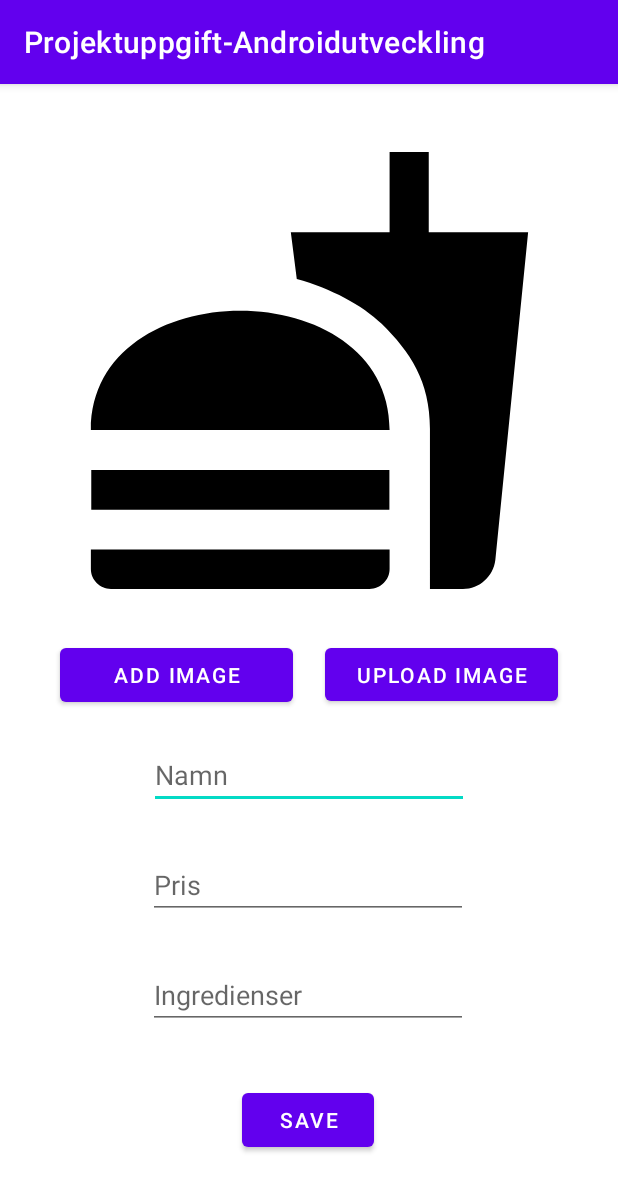
After one commit to markopaunovic1/Projektuppgift-Androidutveckling, an Android app: the AddFood screen opened directly, with no data from a screen before it, on a phone screen of 412 x 824 dp. The commit adds this screen. Shown: the top 1191 px of the screen. Run offline under Robolectric (Android 15) with nearby library versions, the phone set to English and light mode, and no system bars; our stand-ins replace Firebase (no records; nobody signed in at launch, a user with empty details on screens opened directly).

Commit message:
AddFood1

```diff
--- a/app/src/main/AndroidManifest.xml
+++ b/app/src/main/AndroidManifest.xml
@@ -12,6 +12,9 @@
         android:supportsRtl="true"
         android:theme="@style/Theme.ProjektuppgiftAndroidutveckling"
         tools:targetApi="31">
+        <activity
+            android:name=".AddFood"
+            android:exported="false" />
         <activity
             android:name=".CompanyLogInActivity"
             android:exported="false" />
--- /dev/null
+++ b/app/src/main/java/com/example/projektuppgift_androidutveckling/AddFood.kt
@@ -0,0 +1,76 @@
+package com.example.projektuppgift_androidutveckling
+
+import androidx.appcompat.app.AppCompatActivity
+import android.os.Bundle
+import android.widget.Button
+import android.widget.EditText
+import android.widget.ImageView
+import com.google.firebase.auth.FirebaseAuth
+import com.google.firebase.firestore.FirebaseFirestore
+import com.google.firebase.firestore.ktx.firestore
+import com.google.firebase.ktx.Firebase
+
+class AddFood : AppCompatActivity() {
+
+    lateinit var db : FirebaseFirestore
+    lateinit var addFoodImageView : ImageView
+    lateinit var addFoodImageButton : Button
+    lateinit var addFoodUploadImageButton : Button
+    lateinit var addFoodNameEditText : EditText
+    lateinit var addFoodPriceEditText : EditText
+    lateinit var addFoodIngredientsEditText : EditText
+    lateinit var addFoodSaveButton : Button
+
+    override fun onCreate(savedInstanceState: Bundle?) {
+        super.onCreate(savedInstanceState)
+        setContentView(R.layout.activity_add_food)
+
+
+        db = Firebase.firestore
+
+        addFoodImageView = findViewById(R.id.addFoodImageView)
+        addFoodImageButton = findViewById(R.id.addFoodImageButton)
+        addFoodUploadImageButton = findViewById(R.id.addFoodUploadImageButton)
+        addFoodNameEditText = findViewById(R.id.addFoodNameEditText)
+        addFoodPriceEditText = findViewById(R.id.addFoodPriceEditText)
+        addFoodIngredientsEditText = findViewById(R.id.addFoodIngredientsEditText)
+        addFoodSaveButton = findViewById(R.id.addFoodSaveButton)
+
+
+
+
+        addFoodImageButton.setOnClickListener {
+            selectImage()
+        }
+
+        addFoodUploadImageButton.setOnClickListener {
+            uploadImage()
+        }
+
+        addFoodSaveButton.setOnClickListener {
+            saveFood()
+        }
+
+
+
+
+
+
+
+    }
+
+    fun selectImage() {
+
+    }
+
+
+    fun uploadImage() {
+
+    }
+
+
+    fun saveFood() {
+
+    }
+
+}
--- a/app/src/main/java/com/example/projektuppgift_androidutveckling/CompanyLogInActivity.kt
+++ b/app/src/main/java/com/example/projektuppgift_androidutveckling/CompanyLogInActivity.kt
@@ -32,17 +32,17 @@ class CompanyLogInActivity : AppCompatActivity() {
         }
 
         if (auth.currentUser != null) {
-            gotToAddActivity()
+//            gotToAddActivity()
         }
 
 
 
     }
 
-    fun gotToAddActivity() {
-        val intent = Intent(this, RecyclerActivity::class.java)  // RecyclerActivity not created yet
-        startActivity(intent)
-    }
+//    fun gotToAddActivity() {
+//        val intent = Intent(this, RecyclerActivity::class.java)  // RecyclerActivity not created yet
+//        startActivity(intent)
+//    }
 
 
     fun compLogIn() {
@@ -58,7 +58,7 @@ class CompanyLogInActivity : AppCompatActivity() {
             .addOnCompleteListener { task ->
                 if (task.isSuccessful) {
                     Log.d("!!!", "signed in")
-                    gotToAddActivity()
+//                    gotToAddActivity()
                 } else {
                     Log.d("!!!", "user not signed in ${task.exception}")
                 }
--- a/app/src/main/java/com/example/projektuppgift_androidutveckling/UserActivity.kt
+++ b/app/src/main/java/com/example/projektuppgift_androidutveckling/UserActivity.kt
@@ -40,14 +40,14 @@ class UserActivity : AppCompatActivity() {
 
         saveAndLoginButton.setOnClickListener {
             createUserAccount()
-            nextActivity()
+//            nextActivity()
         }
     }
 
-    fun nextActivity() {
-        val intent = Intent(this, resyclerView::class.java)
-        startActivity(intent)
-    }
+//    fun nextActivity() {
+//        val intent = Intent(this, resyclerView::class.java)
+//        startActivity(intent)
+//    }
 
 
     fun createUserAccount() {
--- /dev/null
+++ b/app/src/main/res/drawable/baseline_fastfood_24.xml
@@ -0,0 +1,5 @@
+<vector android:height="24dp" android:tint="#000000"
+    android:viewportHeight="24" android:viewportWidth="24"
+    android:width="24dp" xmlns:android="http://schemas.android.com/apk/res/android">
+    <path android:fillColor="@android:color/white" android:pathData="M18.06,22.99h1.66c0.84,0 1.53,-0.64 1.63,-1.46L23,5.05h-5L18,1h-1.97v4.05h-4.97l0.3,2.34c1.71,0.47 3.31,1.32 4.27,2.26 1.44,1.42 2.43,2.89 2.43,5.29v8.05zM1,21.99L1,21h15.03v0.99c0,0.55 -0.45,1 -1.01,1L2.01,22.99c-0.56,0 -1.01,-0.45 -1.01,-1zM16.03,14.99c0,-8 -15.03,-8 -15.03,0h15.03zM1.02,17h15v2h-15z"/>
+</vector>
--- /dev/null
+++ b/app/src/main/res/layout/activity_add_food.xml
@@ -0,0 +1,90 @@
+<?xml version="1.0" encoding="utf-8"?>
+<androidx.constraintlayout.widget.ConstraintLayout xmlns:android="http://schemas.android.com/apk/res/android"
+    xmlns:app="http://schemas.android.com/apk/res-auto"
+    xmlns:tools="http://schemas.android.com/tools"
+    android:layout_width="match_parent"
+    android:layout_height="match_parent"
+    tools:context=".AddFood">
+
+    <Button
+        android:id="@+id/addFoodUploadImageButton"
+        android:layout_width="155dp"
+        android:layout_height="47dp"
+        android:layout_marginTop="20dp"
+        android:layout_marginEnd="40dp"
+        android:text="Upload image"
+        app:layout_constraintEnd_toEndOf="parent"
+        app:layout_constraintTop_toBottomOf="@+id/addFoodImageView" />
+
+    <Button
+        android:id="@+id/addFoodImageButton"
+        android:layout_width="155dp"
+        android:layout_height="wrap_content"
+        android:layout_marginTop="20dp"
+        android:text="Add image"
+        app:layout_constraintEnd_toStartOf="@+id/addFoodUploadImageButton"
+        app:layout_constraintHorizontal_bias="0.655"
+        app:layout_constraintStart_toStartOf="parent"
+        app:layout_constraintTop_toBottomOf="@+id/addFoodImageView" />
+
+    <EditText
+        android:id="@+id/addFoodNameEditText"
+        android:layout_width="wrap_content"
+        android:layout_height="wrap_content"
+        android:layout_marginTop="20dp"
+        android:ems="10"
+        android:hint="Namn"
+        android:inputType="textPersonName"
+        app:layout_constraintEnd_toEndOf="parent"
+        app:layout_constraintStart_toStartOf="parent"
+        app:layout_constraintTop_toBottomOf="@+id/addFoodImageButton" />
+
+    <EditText
+        android:id="@+id/addFoodPriceEditText"
+        android:layout_width="wrap_content"
+        android:layout_height="wrap_content"
+        android:layout_marginTop="28dp"
+        android:ems="10"
+        android:hint="Pris"
+        android:inputType="textPersonName"
+        app:layout_constraintEnd_toEndOf="parent"
+        app:layout_constraintHorizontal_bias="0.497"
+        app:layout_constraintStart_toStartOf="parent"
+        app:layout_constraintTop_toBottomOf="@+id/addFoodNameEditText" />
+
+    <EditText
+        android:id="@+id/addFoodIngredientsEditText"
+        android:layout_width="wrap_content"
+        android:layout_height="wrap_content"
+        android:layout_marginTop="28dp"
+        android:ems="10"
+        android:hint="Ingredienser"
+        android:inputType="textPersonName"
+        app:layout_constraintEnd_toEndOf="parent"
+        app:layout_constraintHorizontal_bias="0.497"
+        app:layout_constraintStart_toStartOf="parent"
+        app:layout_constraintTop_toBottomOf="@+id/addFoodPriceEditText" />
+
+    <Button
+        android:id="@+id/addFoodSaveButton"
+        android:layout_width="wrap_content"
+        android:layout_height="wrap_content"
+        android:layout_marginBottom="16dp"
+        android:text="Save"
+        app:layout_constraintBottom_toBottomOf="parent"
+        app:layout_constraintEnd_toEndOf="parent"
+        app:layout_constraintHorizontal_bias="0.498"
+        app:layout_constraintStart_toStartOf="parent"
+        app:layout_constraintTop_toBottomOf="@+id/addFoodIngredientsEditText"
+        app:layout_constraintVertical_bias="0.492" />
+
+    <ImageView
+        android:id="@+id/addFoodImageView"
+        android:layout_width="331dp"
+        android:layout_height="318dp"
+        android:layout_marginTop="32dp"
+        app:layout_constraintEnd_toEndOf="parent"
+        app:layout_constraintStart_toStartOf="parent"
+        app:layout_constraintTop_toTopOf="parent"
+        app:srcCompat="@drawable/baseline_fastfood_24" />
+</androidx.constraintlayout.widget.ConstraintLayout>
```
